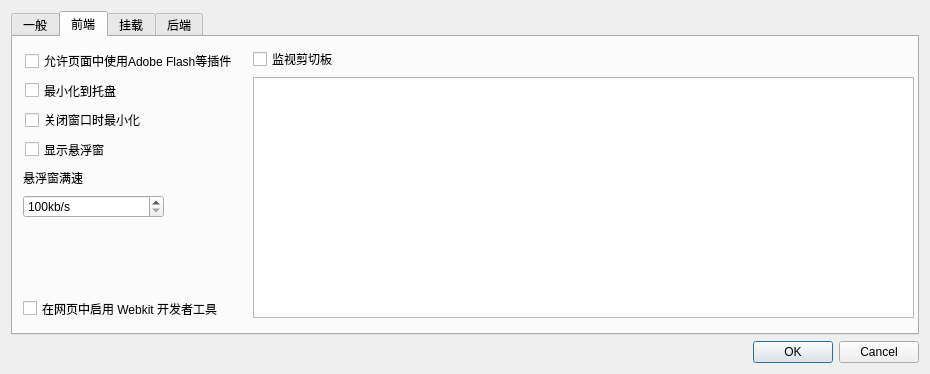
Qt form src/frontend/ui/settings.ui (Xinkai/XwareDesktop) before a commit.
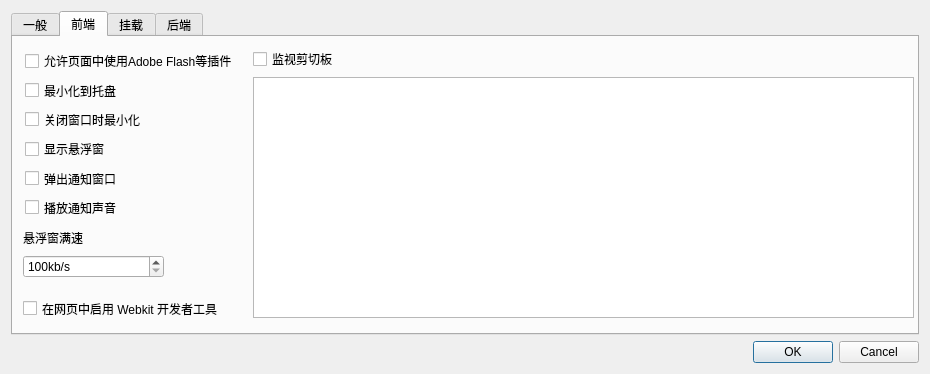
The same form after that commit. The open tabs and pages were chosen to show the change. Icons and pictures are not drawn.

Commit message: add the ability to not pop notification window, not to play notification sound.

Patch:
```diff
--- a/src/frontend/ui/settings.ui
+++ b/src/frontend/ui/settings.ui
@@ -207,7 +207,7 @@
          <x>12</x>
          <y>12</y>
          <width>217</width>
-         <height>112</height>
+         <height>170</height>
         </rect>
        </property>
        <layout class="QVBoxLayout" name="verticalLayout_5">
@@ -245,6 +245,20 @@
           </property>
          </widget>
         </item>
+        <item>
+         <widget class="QCheckBox" name="checkBox_popNotifications">
+          <property name="text">
+           <string>弹出通知窗口</string>
+          </property>
+         </widget>
+        </item>
+        <item>
+         <widget class="QCheckBox" name="checkBox_notifyBySound">
+          <property name="text">
+           <string>播放通知声音</string>
+          </property>
+         </widget>
+        </item>
        </layout>
       </widget>
       <widget class="QWidget" name="layoutWidget">
@@ -273,7 +287,7 @@
        <property name="geometry">
         <rect>
          <x>10</x>
-         <y>130</y>
+         <y>190</y>
          <width>141</width>
          <height>51</height>
         </rect>
```
The commit also changes 2 other files.
